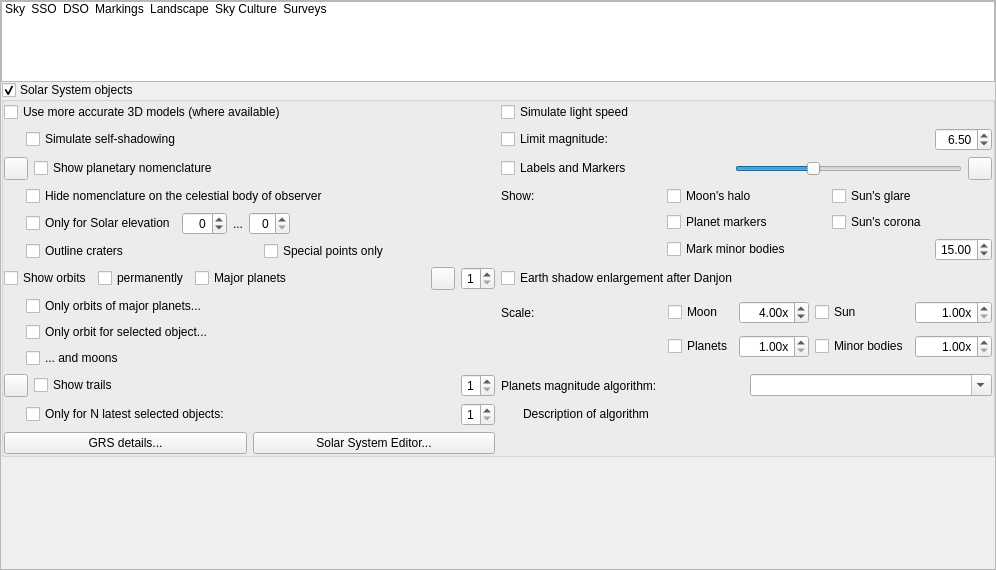
Qt form src/gui/viewDialog.ui (Stellarium/stellarium) before a commit.
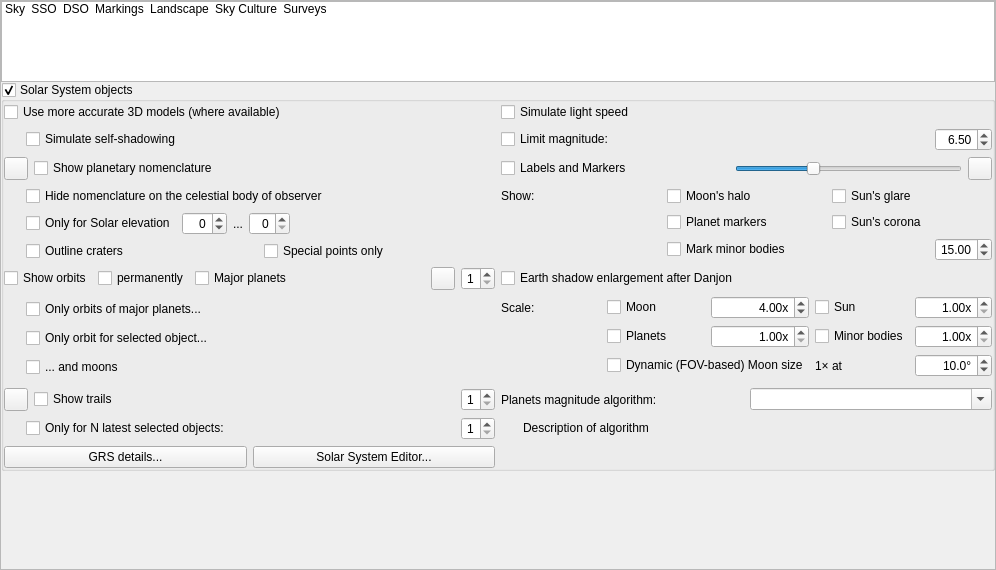
The same form after that commit. The open tabs and pages were chosen to show the change. Icons and pictures are not drawn. Custom widgets are drawn as their Qt base class.

Commit message: GUI fixes for FOV dependent Moon scaling

```diff
--- a/src/gui/viewDialog.ui
+++ b/src/gui/viewDialog.ui
@@ -1677,6 +1677,54 @@
                  </property>
                 </widget>
                </item>
+               <item row="2" column="2" colspan="2">
+                <widget class="QCheckBox" name="moonScaleDynamicCheckBox">
+                 <property name="toolTip">
+                  <string>When enabled, the Moon is kept at its natural (1×) apparent size relative to the viewport at 10° FOV. Zooming out increases the scale proportionally, keeping the Moon at the same fraction of the screen. The fixed scale factor above is ignored.</string>
+                 </property>
+                 <property name="text">
+                  <string>Dynamic (FOV-based) Moon size</string>
+                 </property>
+                </widget>
+               </item>
+               <item row="2" column="4">
+                <widget class="QLabel" name="moonScaleFovThresholdLabel">
+                 <property name="toolTip">
+                  <string>FOV at which the Moon appears at natural (1×) size. Below this FOV the Moon is unscaled; above it the scale grows to keep the Moon at the same apparent size in the viewport.</string>
+                 </property>
+                 <property name="text">
+                  <string>1× at</string>
+                 </property>
+                </widget>
+               </item>
+               <item row="2" column="5">
+                <widget class="QDoubleSpinBox" name="moonScaleFovThresholdSpinBox">
+                 <property name="toolTip">
+                  <string>FOV at which the Moon appears at natural (1×) size. Below this FOV the Moon is unscaled; above it the scale grows to keep the Moon at the same apparent size in the viewport.</string>
+                 </property>
+                 <property name="alignment">
+                  <set>Qt::AlignRight|Qt::AlignTrailing|Qt::AlignVCenter</set>
+                 </property>
+                 <property name="suffix">
+                  <string>°</string>
+                 </property>
+                 <property name="decimals">
+                  <number>1</number>
+                 </property>
+                 <property name="minimum">
+                  <double>1.0</double>
+                 </property>
+                 <property name="maximum">
+                  <double>89.0</double>
+                 </property>
+                 <property name="singleStep">
+                  <double>1.0</double>
+                 </property>
+                 <property name="value">
+                  <double>10.0</double>
+                 </property>
+                </widget>
+               </item>
                <item row="0" column="1">
                 <spacer name="horizontalSpacer_17">
                  <property name="orientation">
```
The commit also changes 1 other file.
